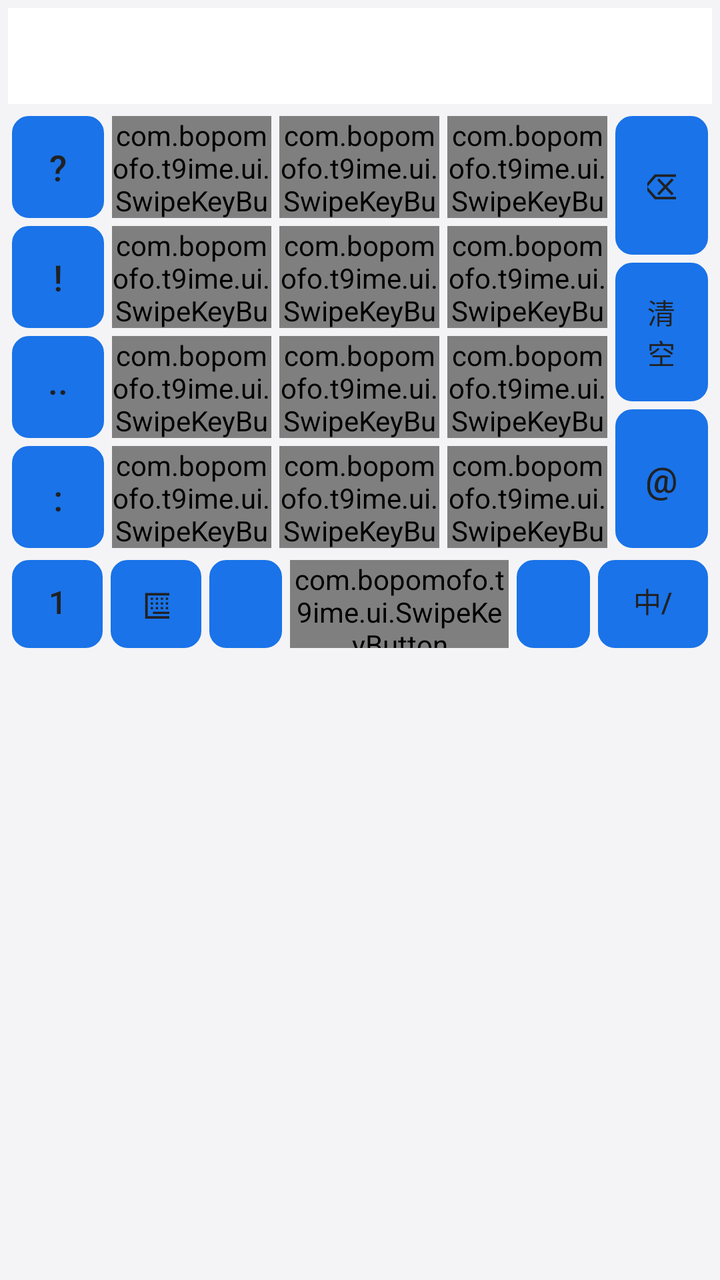
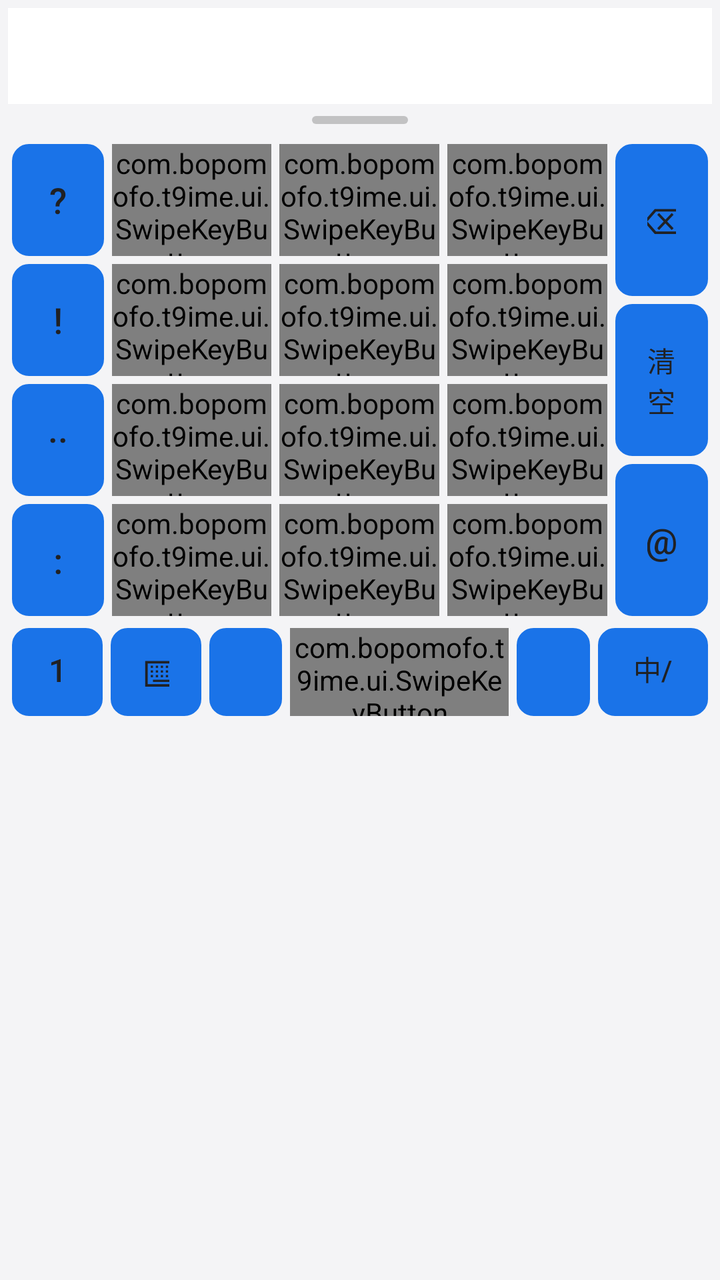

Before-and-after screenshots of an Android layout around one commit, followed by the original layout XML and the change that was made.
<!-- AndroidManifest.xml: application theme Theme.BopomofoT9IME -->
<!-- res/layout/keyboard_view.xml -->
<?xml version="1.0" encoding="utf-8"?>
<LinearLayout xmlns:android="http://schemas.android.com/apk/res/android"
    android:id="@+id/keyboard_root"
    android:layout_width="match_parent"
    android:layout_height="wrap_content"
    android:background="@color/kb_bg"
    android:orientation="vertical"
    android:padding="4dp">

    
    <HorizontalScrollView
        android:id="@+id/candidate_scroll"
        android:layout_width="match_parent"
        android:layout_height="48dp"
        android:background="@color/kb_candidate_bg"
        android:scrollbars="none">

        <LinearLayout
            android:id="@+id/candidate_container"
            android:layout_width="wrap_content"
            android:layout_height="match_parent"
            android:gravity="center_vertical"
            android:orientation="horizontal"
            android:paddingStart="8dp"
            android:paddingEnd="8dp" />
    </HorizontalScrollView>

    
    <FrameLayout
        android:layout_width="match_parent"
        android:layout_height="220dp"
        android:layout_marginTop="4dp">

        
        <LinearLayout
            android:id="@+id/layout_12key"
            android:layout_width="match_parent"
            android:layout_height="match_parent"
            android:orientation="horizontal"
            android:visibility="visible">

            
            <FrameLayout
                android:layout_width="0dp"
                android:layout_height="match_parent"
                android:layout_weight="1.2">

                
                <LinearLayout
                    android:id="@+id/layout_symbols"
                    android:layout_width="match_parent"
                    android:layout_height="match_parent"
                    android:orientation="vertical"
                    android:visibility="visible">

                    <Button
                        android:id="@+id/btn_sym_question"
                        style="?android:attr/borderlessButtonStyle"
                        android:layout_width="match_parent"
                        android:layout_height="0dp"
                        android:layout_margin="2dp"
                        android:layout_weight="1"
                        android:background="@drawable/bg_key_action"
                        android:text="?"
                        android:textColor="@color/kb_text_primary"
                        android:textSize="18sp" />

                    <Button
                        android:id="@+id/btn_sym_exclamation"
                        style="?android:attr/borderlessButtonStyle"
                        android:layout_width="match_parent"
                        android:layout_height="0dp"
                        android:layout_margin="2dp"
                        android:layout_weight="1"
                        android:background="@drawable/bg_key_action"
                        android:text="!"
                        android:textColor="@color/kb_text_primary"
                        android:textSize="18sp" />

                    <Button
                        android:id="@+id/btn_sym_ellipsis"
                        style="?android:attr/borderlessButtonStyle"
                        android:layout_width="match_parent"
                        android:layout_height="0dp"
                        android:layout_margin="2dp"
                        android:layout_weight="1"
                        android:background="@drawable/bg_key_action"
                        android:text="..."
                        android:textColor="@color/kb_text_primary"
                        android:textSize="18sp" />

                    <Button
                        android:id="@+id/btn_sym_colon"
                        style="?android:attr/borderlessButtonStyle"
                        android:layout_width="match_parent"
                        android:layout_height="0dp"
                        android:layout_margin="2dp"
                        android:layout_weight="1"
                        android:background="@drawable/bg_key_action"
                        android:text=":"
                        android:textColor="@color/kb_text_primary"
                        android:textSize="18sp" />
                </LinearLayout>

                
                <ScrollView
                    android:id="@+id/scroll_zhuyin_combos"
                    android:layout_width="match_parent"
                    android:layout_height="match_parent"
                    android:scrollbars="none"
                    android:visibility="gone">

                    <LinearLayout
                        android:id="@+id/container_zhuyin_combos"
                        android:layout_width="match_parent"
                        android:layout_height="wrap_content"
                        android:orientation="vertical" />
                </ScrollView>
            </FrameLayout>

            
            <LinearLayout
                android:layout_width="0dp"
                android:layout_height="match_parent"
                android:layout_weight="6"
                android:orientation="vertical">

                
                <LinearLayout
                    android:layout_width="match_parent"
                    android:layout_height="0dp"
                    android:layout_weight="1"
                    android:orientation="horizontal">

                    <com.bopomofo.t9ime.ui.SwipeKeyButton
                        android:id="@+id/key_k1"
                        style="?android:attr/borderlessButtonStyle"
                        android:layout_width="0dp"
                        android:layout_height="match_parent"
                        android:layout_margin="2dp"
                        android:layout_weight="1"
                        android:background="@drawable/bg_key"
                        android:text="ㄅ ㄉ ㄚ"
                        android:textColor="@color/kb_text_primary"
                        android:textSize="16sp" />

                    <com.bopomofo.t9ime.ui.SwipeKeyButton
                        android:id="@+id/key_k2"
                        style="?android:attr/borderlessButtonStyle"
                        android:layout_width="0dp"
                        android:layout_height="match_parent"
                        android:layout_margin="2dp"
                        android:layout_weight="1"
                        android:background="@drawable/bg_key"
                        android:text="ㄍ ㄐ ㄞ"
                        android:textColor="@color/kb_text_primary"
                        android:textSize="16sp" />

                    <com.bopomofo.t9ime.ui.SwipeKeyButton
                        android:id="@+id/key_k3"
                        style="?android:attr/borderlessButtonStyle"
                        android:layout_width="0dp"
                        android:layout_height="match_parent"
                        android:layout_margin="2dp"
                        android:layout_weight="1"
                        android:background="@drawable/bg_key"
                        android:text="ㄓ ㄗ ㄢ ㄦ"
                        android:textColor="@color/kb_text_primary"
                        android:textSize="15sp" />
                </LinearLayout>

                
                <LinearLayout
                    android:layout_width="match_parent"
                    android:layout_height="0dp"
                    android:layout_weight="1"
                    android:orientation="horizontal">

                    <com.bopomofo.t9ime.ui.SwipeKeyButton
                        android:id="@+id/key_k4"
                        style="?android:attr/borderlessButtonStyle"
                        android:layout_width="0dp"
                        android:layout_height="match_parent"
                        android:layout_margin="2dp"
                        android:layout_weight="1"
                        android:background="@drawable/bg_key"
                        android:text="ㄆ ㄊ ㄛ"
                        android:textColor="@color/kb_text_primary"
                        android:textSize="16sp" />

                    <com.bopomofo.t9ime.ui.SwipeKeyButton
                        android:id="@+id/key_k5"
                        style="?android:attr/borderlessButtonStyle"
                        android:layout_width="0dp"
                        android:layout_height="match_parent"
                        android:layout_margin="2dp"
                        android:layout_weight="1"
                        android:background="@drawable/bg_key"
                        android:text="ㄎ ㄑ ㄟ"
                        android:textColor="@color/kb_text_primary"
                        android:textSize="16sp" />

                    <com.bopomofo.t9ime.ui.SwipeKeyButton
                        android:id="@+id/key_k6"
                        style="?android:attr/borderlessButtonStyle"
                        android:layout_width="0dp"
                        android:layout_height="match_parent"
                        android:layout_margin="2dp"
                        android:layout_weight="1"
                        android:background="@drawable/bg_key"
                        android:text="ㄔ ㄘ ㄣ ㄧ"
                        android:textColor="@color/kb_text_primary"
                        android:textSize="15sp" />
                </LinearLayout>

                
                <LinearLayout
                    android:layout_width="match_parent"
                    android:layout_height="0dp"
                    android:layout_weight="1"
                    android:orientation="horizontal">

                    <com.bopomofo.t9ime.ui.SwipeKeyButton
                        android:id="@+id/key_k7"
                        style="?android:attr/borderlessButtonStyle"
                        android:layout_width="0dp"
                        android:layout_height="match_parent"
                        android:layout_margin="2dp"
                        android:layout_weight="1"
                        android:background="@drawable/bg_key"
                        android:text="ㄇ ㄋ ㄜ"
                        android:textColor="@color/kb_text_primary"
                        android:textSize="16sp" />

                    <com.bopomofo.t9ime.ui.SwipeKeyButton
                        android:id="@+id/key_k8"
                        style="?android:attr/borderlessButtonStyle"
                        android:layout_width="0dp"
                        android:layout_height="match_parent"
                        android:layout_margin="2dp"
                        android:layout_weight="1"
                        android:background="@drawable/bg_key"
                        android:text="ㄏ ㄒ ㄠ ㄡ"
                        android:textColor="@color/kb_text_primary"
                        android:textSize="15sp" />

                    <com.bopomofo.t9ime.ui.SwipeKeyButton
                        android:id="@+id/key_k9"
                        style="?android:attr/borderlessButtonStyle"
                        android:layout_width="0dp"
                        android:layout_height="match_parent"
                        android:layout_margin="2dp"
                        android:layout_weight="1"
                        android:background="@drawable/bg_key"
                        android:text="ㄕ ㄙ ㄤ ㄨ"
                        android:textColor="@color/kb_text_primary"
                        android:textSize="15sp" />
                </LinearLayout>

                
                <LinearLayout
                    android:layout_width="match_parent"
                    android:layout_height="0dp"
                    android:layout_weight="1"
                    android:orientation="horizontal">

                    <com.bopomofo.t9ime.ui.SwipeKeyButton
                        android:id="@+id/key_k10"
                        style="?android:attr/borderlessButtonStyle"
                        android:layout_width="0dp"
                        android:layout_height="match_parent"
                        android:layout_margin="2dp"
                        android:layout_weight="1"
                        android:background="@drawable/bg_key"
                        android:text="ㄈ ㄌ ㄝ"
                        android:textColor="@color/kb_text_primary"
                        android:textSize="16sp" />

                    <com.bopomofo.t9ime.ui.SwipeKeyButton
                        android:id="@+id/key_k11"
                        style="?android:attr/borderlessButtonStyle"
                        android:layout_width="0dp"
                        android:layout_height="match_parent"
                        android:layout_margin="2dp"
                        android:layout_weight="1"
                        android:background="@drawable/bg_key"
                        android:text="ˇ ˋ ˊ ˙"
                        android:textColor="@color/kb_text_primary"
                        android:textSize="18sp" />

                    <com.bopomofo.t9ime.ui.SwipeKeyButton
                        android:id="@+id/key_k12"
                        style="?android:attr/borderlessButtonStyle"
                        android:layout_width="0dp"
                        android:layout_height="match_parent"
                        android:layout_margin="2dp"
                        android:layout_weight="1"
                        android:background="@drawable/bg_key"
                        android:text="ㄖ ㄥ ㄩ"
                        android:textColor="@color/kb_text_primary"
                        android:textSize="16sp" />
                </LinearLayout>

            </LinearLayout>

            
            <LinearLayout
                android:layout_width="0dp"
                android:layout_height="match_parent"
                android:layout_weight="1.2"
                android:orientation="vertical">

                <Button
                    android:id="@+id/btn_backspace"
                    style="?android:attr/borderlessButtonStyle"
                    android:layout_width="match_parent"
                    android:layout_height="0dp"
                    android:layout_margin="2dp"
                    android:layout_weight="1"
                    android:background="@drawable/bg_key_action"
                    android:text="⌫"
                    android:textColor="@color/kb_text_primary"
                    android:textSize="18sp" />

                <Button
                    android:id="@+id/btn_clear"
                    style="?android:attr/borderlessButtonStyle"
                    android:layout_width="match_parent"
                    android:layout_height="0dp"
                    android:layout_margin="2dp"
                    android:layout_weight="1"
                    android:background="@drawable/bg_key_action"
                    android:text="清空"
                    android:textColor="@color/kb_text_primary"
                    android:textSize="14sp" />

                <Button
                    android:id="@+id/btn_sym_at"
                    style="?android:attr/borderlessButtonStyle"
                    android:layout_width="match_parent"
                    android:layout_height="0dp"
                    android:layout_margin="2dp"
                    android:layout_weight="1"
                    android:background="@drawable/bg_key_action"
                    android:text="@"
                    android:textColor="@color/kb_text_primary"
                    android:textSize="18sp" />
            </LinearLayout>
        </LinearLayout>

        
        <LinearLayout
            android:id="@+id/layout_qwerty"
            android:layout_width="match_parent"
            android:layout_height="match_parent"
            android:orientation="vertical"
            android:visibility="gone">

            
            <LinearLayout
                android:id="@+id/qwerty_row_1"
                android:layout_width="match_parent"
                android:layout_height="0dp"
                android:layout_weight="1"
                android:orientation="horizontal" />

            
            <LinearLayout
                android:id="@+id/qwerty_row_2"
                android:layout_width="match_parent"
                android:layout_height="0dp"
                android:layout_weight="1"
                android:orientation="horizontal"
                android:paddingStart="16dp"
                android:paddingEnd="16dp" />

            
            <LinearLayout
                android:id="@+id/qwerty_row_3"
                android:layout_width="match_parent"
                android:layout_height="0dp"
                android:layout_weight="1"
                android:orientation="horizontal" />
        </LinearLayout>

        
        <FrameLayout
            android:id="@+id/layout_handwriting"
            android:layout_width="match_parent"
            android:layout_height="match_parent"
            android:visibility="gone">

            <com.bopomofo.t9ime.ui.HandwritingCanvasView
                android:id="@+id/handwriting_canvas"
                android:layout_width="match_parent"
                android:layout_height="match_parent"
                android:background="@drawable/bg_key" />

            <Button
                android:id="@+id/btn_handwriting_clear"
                style="?android:attr/borderlessButtonStyle"
                android:layout_width="64dp"
                android:layout_height="40dp"
                android:layout_gravity="end|bottom"
                android:layout_margin="8dp"
                android:background="@drawable/bg_key_action"
                android:text="重寫"
                android:textColor="@color/kb_text_primary"
                android:textSize="14sp" />
        </FrameLayout>

    </FrameLayout>

    
    <LinearLayout
        android:layout_width="match_parent"
        android:layout_height="48dp"
        android:layout_marginTop="2dp"
        android:orientation="horizontal">

        <Button
            android:id="@+id/btn_mode_123"
            style="?android:attr/borderlessButtonStyle"
            android:layout_width="0dp"
            android:layout_height="match_parent"
            android:layout_margin="2dp"
            android:layout_weight="1"
            android:background="@drawable/bg_key_action"
            android:text="123"
            android:textColor="@color/kb_text_primary"
            android:textSize="16sp" />

        <Button
            android:id="@+id/btn_qwerty_toggle"
            style="?android:attr/borderlessButtonStyle"
            android:layout_width="0dp"
            android:layout_height="match_parent"
            android:layout_margin="2dp"
            android:layout_weight="1"
            android:background="@drawable/bg_key_action"
            android:text="⌨"
            android:textColor="@color/kb_text_primary"
            android:textSize="18sp" />

        <Button
            android:id="@+id/btn_comma"
            style="?android:attr/borderlessButtonStyle"
            android:layout_width="0dp"
            android:layout_height="match_parent"
            android:layout_margin="2dp"
            android:layout_weight="0.8"
            android:background="@drawable/bg_key_action"
            android:text="，"
            android:textColor="@color/kb_text_primary"
            android:textSize="16sp" />

        
        <com.bopomofo.t9ime.ui.SwipeKeyButton
            android:id="@+id/btn_space_swipe"
            style="?android:attr/borderlessButtonStyle"
            android:layout_width="0dp"
            android:layout_height="match_parent"
            android:layout_margin="2dp"
            android:layout_weight="2.4"
            android:background="@drawable/bg_key"
            android:text="繁"
            android:textColor="@color/kb_text_secondary"
            android:textSize="16sp" />

        <Button
            android:id="@+id/btn_period"
            style="?android:attr/borderlessButtonStyle"
            android:layout_width="0dp"
            android:layout_height="match_parent"
            android:layout_margin="2dp"
            android:layout_weight="0.8"
            android:background="@drawable/bg_key_action"
            android:text="。"
            android:textColor="@color/kb_text_primary"
            android:textSize="16sp" />

        
        <Button
            android:id="@+id/btn_lang_toggle"
            style="?android:attr/borderlessButtonStyle"
            android:layout_width="0dp"
            android:layout_height="match_parent"
            android:layout_margin="2dp"
            android:layout_weight="1.2"
            android:background="@drawable/bg_key_action"
            android:text="中/英"
            android:textColor="@color/kb_text_primary"
            android:textSize="14sp" />
    </LinearLayout>

</LinearLayout>
<!-- resources referenced by this layout -->
<resources>
  <color name="kb_bg">#F4F4F6</color>
  <color name="kb_candidate_bg">#FFFFFF</color>
  <color name="kb_text_primary">#202124</color>
  <color name="kb_text_secondary">#70757A</color>
  <!-- drawable bg_key (drawable) -->
  <shape xmlns:android="http://schemas.android.com/apk/res/android"
      android:shape="rectangle">
      <solid android:color="@color/kb_key_bg" />
      <corners android:radius="8dp" />
      <stroke
          android:width="1dp"
          android:color="#E0E0E0" />
  </shape>
  <!-- drawable bg_key_action (drawable) -->
  <shape xmlns:android="http://schemas.android.com/apk/res/android"
      android:shape="rectangle">
      <solid android:color="@color/kb_action_key_bg" />
      <corners android:radius="8dp" />
      <stroke
          android:width="1dp"
          android:color="#DADCE0" />
  </shape>
  <style name="Theme.BopomofoT9IME" parent="Theme.MaterialComponents.DayNight.NoActionBar">
          <item name="colorPrimary">#1A73E8</item>
          <item name="colorPrimaryVariant">#174EA6</item>
          <item name="colorOnPrimary">#FFFFFF</item>
      </style>
  <color name="kb_key_bg">#FFFFFF</color>
  <color name="kb_action_key_bg">#E8EAED</color>
</resources>

<!-- the commit's change to res/layout/keyboard_view.xml (unified diff, before → after) -->
@@ -27,9 +27,25 @@
 
     
     <FrameLayout
+        android:id="@+id/layout_resize_handle"
         android:layout_width="match_parent"
-        android:layout_height="220dp"
-        android:layout_marginTop="4dp">
+        android:layout_height="16dp"
+        android:clickable="true"
+        android:focusable="true">
+
+        <View
+            android:layout_width="48dp"
+            android:layout_height="4dp"
+            android:layout_gravity="center"
+            android:background="@drawable/bg_resize_pill" />
+    </FrameLayout>
+
+    
+    <FrameLayout
+        android:id="@+id/layout_main_frame"
+        android:layout_width="match_parent"
+        android:layout_height="240dp"
+        android:layout_marginTop="2dp">
 
         
         <LinearLayout
<!-- resource entries referenced after the edit -->
@@ -22,6 +22,13 @@
           android:width="1dp"
           android:color="#DADCE0" />
   </shape>
+  <!-- drawable bg_resize_pill (drawable) -->
+  <?xml version="1.0" encoding="utf-8"?>
+  <shape xmlns:android="http://schemas.android.com/apk/res/android"
+      android:shape="rectangle">
+      <solid android:color="#77888888" />
+      <corners android:radius="3dp" />
+  </shape>
   <style name="Theme.BopomofoT9IME" parent="Theme.MaterialComponents.DayNight.NoActionBar">
           <item name="colorPrimary">#1A73E8</item>
           <item name="colorPrimaryVariant">#174EA6</item>
